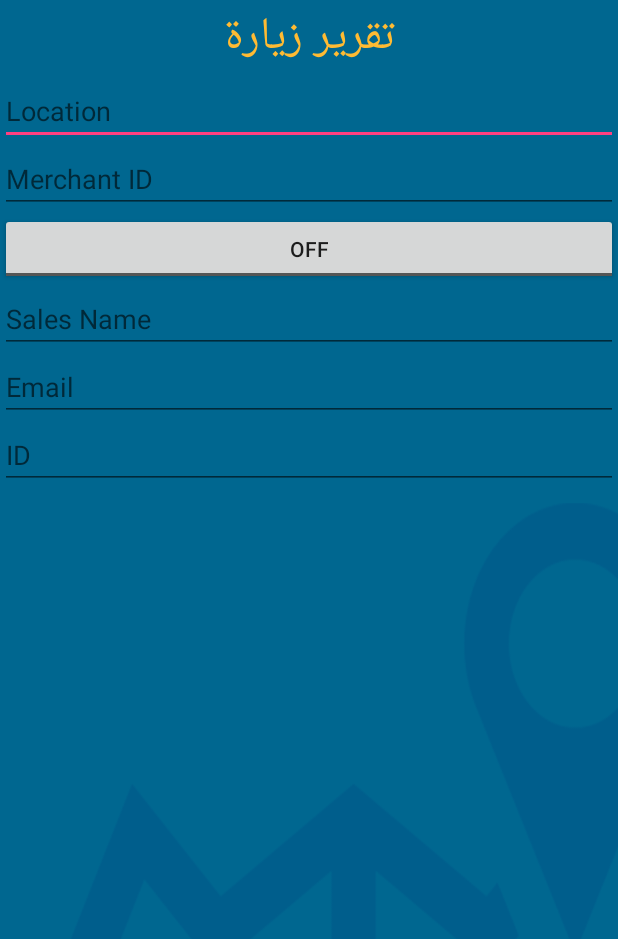
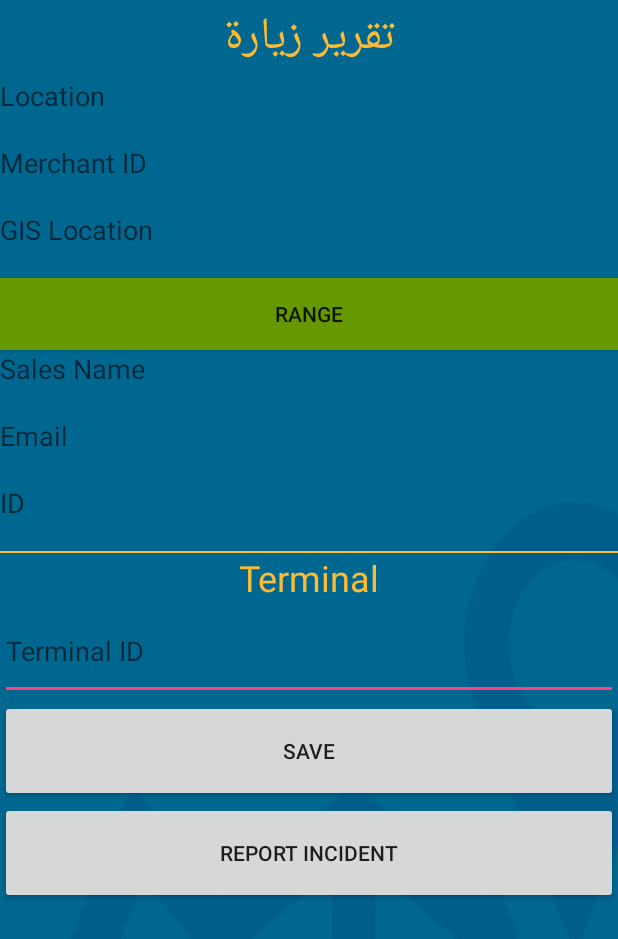
Before and after one commit to ahmedelkashef/fawrysurveillanceapp, an Android app: the layout reportlayout.xml on its own in the app's theme, with its tools: preview values and no code run, on a phone screen of 412 x 824 dp. Shown: the top 939 px of the screen. Run offline under Robolectric (Android 15) with nearby library versions, the phone set to English and light mode, and no system bars.

Commit message:
add incident

```diff
--- /dev/null
+++ b/app/src/main/res/layout/incident.xml
@@ -0,0 +1,16 @@
+<?xml version="1.0" encoding="utf-8"?>
+<LinearLayout xmlns:android="http://schemas.android.com/apk/res/android"
+    xmlns:tools="http://schemas.android.com/tools"
+    android:orientation="vertical" android:layout_width="match_parent"
+    android:layout_height="match_parent"
+    android:background="@drawable/bgapp">
+
+    <TextView
+        android:text="Incident"
+        android:layout_width="match_parent"
+        android:layout_height="wrap_content"
+        android:id="@+id/textView2"
+        android:textAlignment="center"
+        android:textSize="30sp"
+        android:textColor="@android:color/holo_orange_light" />
+</LinearLayout>
--- a/app/src/main/res/layout/reportlayout.xml
+++ b/app/src/main/res/layout/reportlayout.xml
@@ -1,8 +1,12 @@
 <?xml version="1.0" encoding="utf-8"?>
 <LinearLayout xmlns:android="http://schemas.android.com/apk/res/android"
-    android:orientation="vertical" android:layout_width="match_parent"
+    xmlns:tools="http://schemas.android.com/tools"
+    android:layout_width="match_parent"
     android:layout_height="match_parent"
-    android:background="@drawable/bgapp">
+    android:background="@drawable/bgapp"
+    android:weightSum="1"
+    android:baselineAligned="false"
+    android:orientation="vertical">
 
     <TextView
         android:text="تقرير زيارة"
@@ -14,48 +18,104 @@
         android:fontFamily="sans-serif"
         android:textColor="@android:color/holo_orange_light" />
 
-    <EditText
+    <TextView
         android:layout_width="match_parent"
         android:layout_height="wrap_content"
         android:id="@+id/location_txt"
         android:hint="Location"
         android:fontFamily="sans-serif"
-        android:textSize="18sp" />
-    <EditText
+        android:textSize="18sp"
+        android:layout_weight="0.05" />
+
+    <TextView
         android:layout_width="match_parent"
         android:layout_height="wrap_content"
         android:id="@+id/MerchantID_txt"
         android:hint="Merchant ID "
         android:fontFamily="sans-serif"
-        android:textSize="18sp" />
+        android:textSize="18sp"
+        android:layout_weight="0.05" />
 
-    <ToggleButton
+    <TextView
         android:layout_width="match_parent"
         android:layout_height="wrap_content"
-        android:text="Near"
-        android:id="@+id/toggleButton" />
+        android:id="@+id/GISLocation_txt"
+        android:hint="GIS Location"
+        android:fontFamily="sans-serif"
+        android:textSize="18sp"
+        android:layout_weight="0.05" />
 
-    <EditText
+    <Button
+        android:layout_width="match_parent"
+        android:layout_height="wrap_content"
+        android:text="Range"
+        android:id="@+id/toggleButton"
+        android:background="@android:color/holo_green_dark" />
+
+    <TextView
         android:layout_width="match_parent"
         android:layout_height="wrap_content"
         android:id="@+id/salesName_txt"
         android:fontFamily="sans-serif"
         android:textSize="18sp"
-        android:hint="Sales Name" />
-    <EditText
+        android:hint="Sales Name"
+        android:layout_weight="0.05" />
+
+    <TextView
         android:layout_width="match_parent"
         android:layout_height="wrap_content"
         android:id="@+id/salesEmail_txt"
         android:fontFamily="sans-serif"
         android:textSize="18sp"
-        android:hint="Email" />
+        android:hint="Email"
+        android:layout_weight="0.05" />
 
-    <EditText
+    <TextView
         android:layout_width="match_parent"
         android:layout_height="wrap_content"
         android:id="@+id/salesId_txt"
         android:fontFamily="sans-serif"
         android:textSize="18sp"
-        android:hint="ID" />
+        android:hint="ID"
+        android:layout_weight="0.05" />
+
+    <View
+        android:layout_width="match_parent"
+        android:layout_height="1dp"
+        android:background="@android:color/holo_orange_light" />
+
+    <TextView
+        android:layout_width="match_parent"
+        android:layout_height="wrap_content"
+        android:textAlignment="center"
+        tools:text="Terminal"
+        android:textSize="24sp"
+        android:textColor="@android:color/holo_orange_light" />
+
+    <EditText
+        android:layout_width="match_parent"
+        android:layout_height="wrap_content"
+        android:id="@+id/TerminalID"
+        android:fontFamily="sans-serif"
+        android:textSize="18sp"
+        android:layout_weight="0.05"
+        android:hint="Terminal ID"
+        />
+
+
+    <Button
+        android:text="Save"
+        android:layout_width="match_parent"
+        android:layout_height="wrap_content"
+        android:id="@+id/Save_btn"
+        android:layout_weight="0.05"/>
+
+    <Button
+        android:text="Report Incident"
+        android:layout_width="match_parent"
+        android:layout_height="wrap_content"
+        android:id="@+id/Report_btn"
+        android:layout_weight="0.05"/>
+
 
 </LinearLayout>
```
